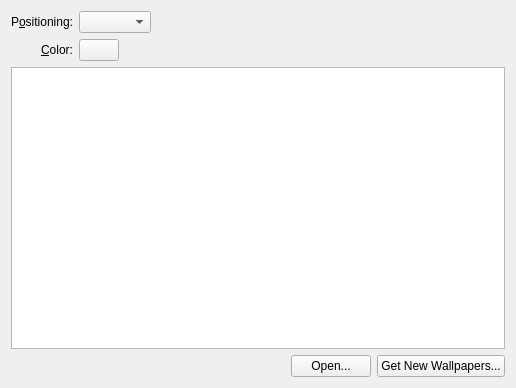
The window that plasma/generic/wallpapers/image/imageconfig.ui (mgottschlag/kwin-tiling) describes before a commit, drawn with Qt 5.
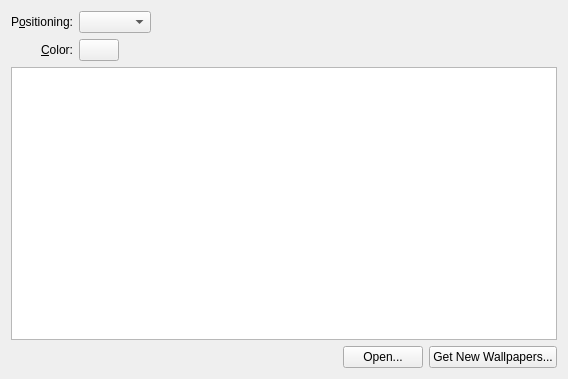
The same window after the commit. Custom widgets are drawn as their Qt base class.

Patch:
```diff
--- a/plasma/generic/wallpapers/image/imageconfig.ui
+++ b/plasma/generic/wallpapers/image/imageconfig.ui
@@ -6,8 +6,8 @@
    <rect>
     <x>0</x>
     <y>0</y>
-    <width>516</width>
-    <height>388</height>
+    <width>568</width>
+    <height>379</height>
    </rect>
   </property>
   <layout class="QGridLayout" name="gridLayout">
```
